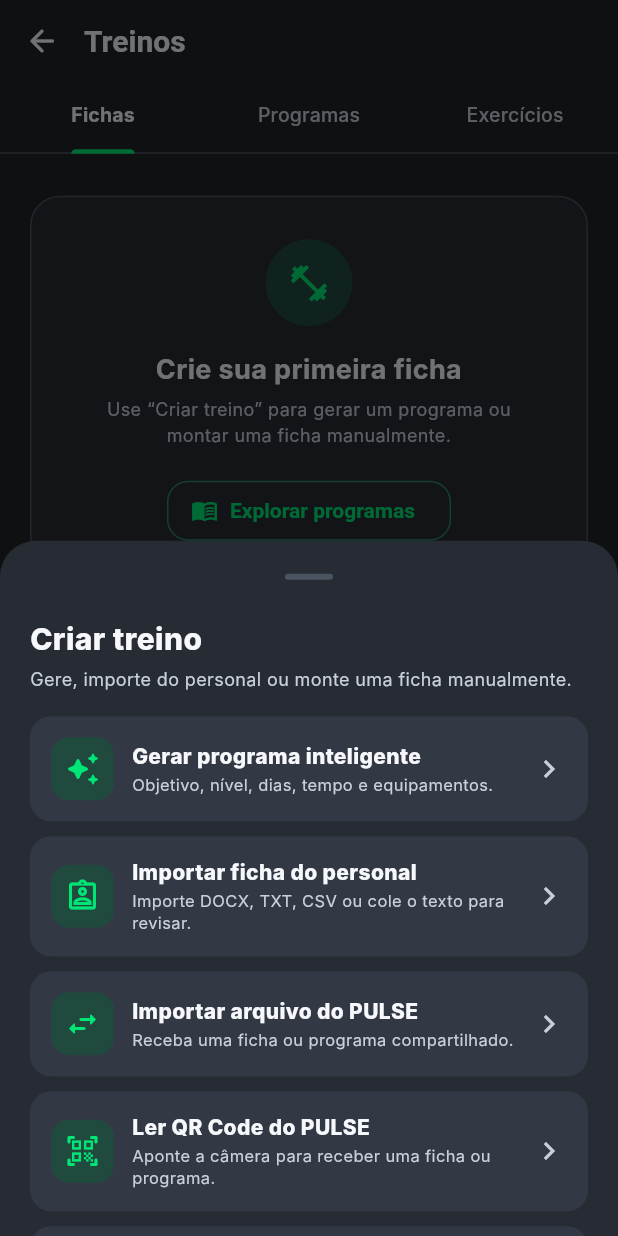
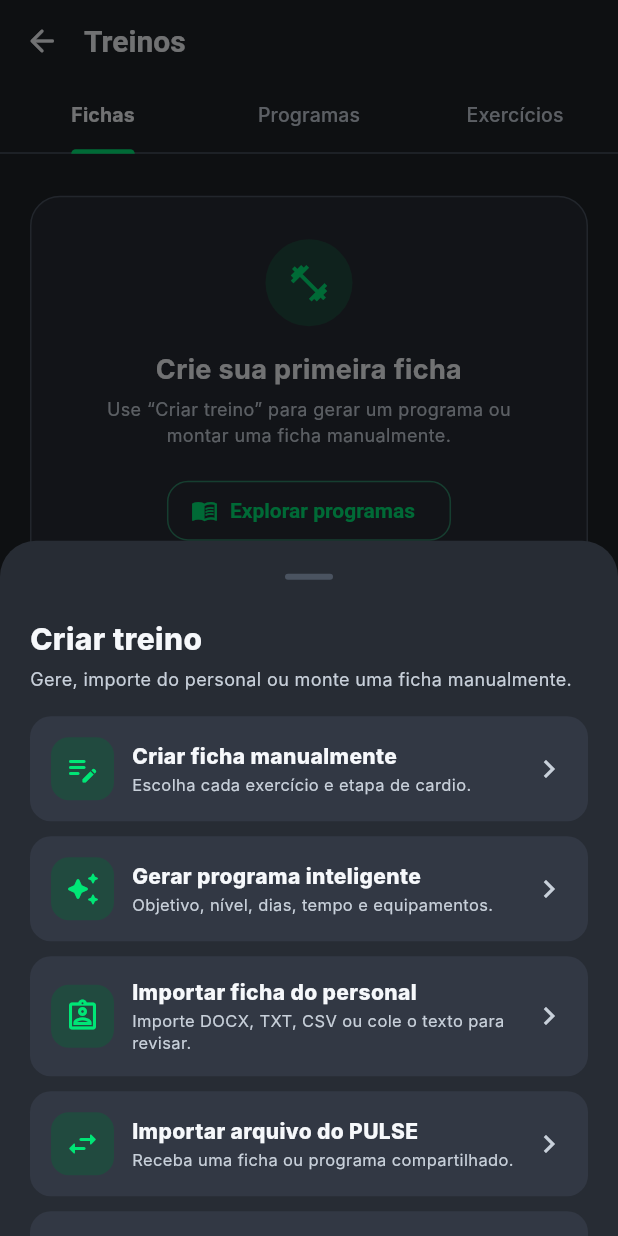
Before and after one commit to julianocarvalho1/pulse-app, a Flutter app: the MainNavigation screen opened directly, item 2 of the bottom bar chosen, after a tap on "Criar treino", on a phone screen of 412 x 824 dp. Run offline on Flutter 3.47's test engine with Material 3 defaults, Android fonts, the phone set to English and light mode, and no system bars; our stand-ins replace file_picker, flutter_riverpod, flutter_tts, image_cropper, image_picker, local_auth and 4 more; missing offline and left inert: mobile_scanner; accounts and stored records are empty; Roboto replaces fonts that are missing (Inter).

Commit message:
style: aprimora telas de treino e progresso

```diff
--- a/lib/screens/progress_screen.dart
+++ b/lib/screens/progress_screen.dart
@@ -78,12 +78,24 @@ class _ProgressScreenState extends ConsumerState<ProgressScreen> {
             delegate: _ProgressTabsHeaderDelegate(
               backgroundColor: AppColors.background,
               borderColor: AppColors.border,
-              child: ListView.separated(
-                padding: const EdgeInsets.symmetric(horizontal: 20),
-                scrollDirection: Axis.horizontal,
-                itemCount: _tabs.length,
-                separatorBuilder: (_, _) => const SizedBox(width: 20),
-                itemBuilder: (context, index) => _tabItem(_tabs[index], index),
+              child: Padding(
+                padding: const EdgeInsets.symmetric(
+                  horizontal: 16,
+                  vertical: 6,
+                ),
+                child: Row(
+                  children: List.generate(
+                    _tabs.length,
+                    (index) => Expanded(
+                      child: Padding(
+                        padding: EdgeInsets.only(
+                          right: index == _tabs.length - 1 ? 0 : 10,
+                        ),
+                        child: _tabItem(_tabs[index], index),
+                      ),
+                    ),
+                  ),
+                ),
               ),
             ),
           ),
@@ -1419,27 +1431,37 @@ class _ProgressScreenState extends ConsumerState<ProgressScreen> {
 
   Widget _tabItem(String label, int index) {
     final active = _tab == index;
-    return GestureDetector(
-      behavior: HitTestBehavior.opaque,
+    final primary = Theme.of(context).colorScheme.primary;
+    return Material(
+      color: Colors.transparent,
+      child: InkWell(
+        borderRadius: BorderRadius.circular(999),
         onTap: () => setState(() => _tab = index),
-      child: Container(
-        padding: const EdgeInsets.only(bottom: 10, left: 4, right: 4),
+        child: AnimatedContainer(
+          duration: const Duration(milliseconds: 180),
+          curve: Curves.easeOut,
+          height: 42,
+          alignment: Alignment.center,
+          padding: const EdgeInsets.symmetric(horizontal: 8),
           decoration: BoxDecoration(
-          border: Border(
-            bottom: BorderSide(
+            color: active ? primary.withValues(alpha: 0.12) : AppColors.surface,
+            borderRadius: BorderRadius.circular(999),
+            border: Border.all(
               color: active
-                  ? Theme.of(context).colorScheme.primary
-                  : Colors.transparent,
-              width: 2,
-            ),
+                  ? primary.withValues(alpha: 0.65)
+                  : AppColors.border,
             ),
           ),
           child: Text(
             label,
-          style: TextStyle(
-            fontSize: 15,
-            fontWeight: active ? FontWeight.w700 : FontWeight.w500,
-            color: active ? AppColors.textPrimary : AppColors.textSecondary,
+            textAlign: TextAlign.center,
+            maxLines: 1,
+            overflow: TextOverflow.ellipsis,
+            style: TextStyle(
+              fontSize: 13,
+              fontWeight: active ? FontWeight.w700 : FontWeight.w600,
+              color: active ? primary : AppColors.textSecondary,
+            ),
           ),
         ),
       ),
@@ -2120,10 +2142,10 @@ class _ProgressTabsHeaderDelegate extends SliverPersistentHeaderDelegate {
   final Widget child;
 
   @override
-  double get minExtent => 48;
+  double get minExtent => 54;
 
   @override
-  double get maxExtent => 48;
+  double get maxExtent => 54;
 
   @override
   Widget build(
--- a/lib/screens/workout_plan_screen.dart
+++ b/lib/screens/workout_plan_screen.dart
@@ -137,6 +137,21 @@ class WorkoutPlanScreen extends ConsumerWidget {
               ),
               const SizedBox(height: 16),
               _CreateOptionTile(
+                icon: Icons.edit_note_rounded,
+                title: 'Criar ficha manualmente',
+                subtitle: 'Escolha cada exercício e etapa de cardio.',
+                onTap: () {
+                  Navigator.pop(sheetContext);
+                  Navigator.push(
+                    context,
+                    MaterialPageRoute(
+                      builder: (_) => const CreateRoutineScreen(),
+                    ),
+                  );
+                },
+              ),
+              const SizedBox(height: 10),
+              _CreateOptionTile(
                 icon: Icons.auto_awesome_rounded,
                 title: 'Gerar programa inteligente',
                 subtitle: 'Objetivo, nível, dias, tempo e equipamentos.',
@@ -210,21 +225,6 @@ class WorkoutPlanScreen extends ConsumerWidget {
                       ),
                     );
                   }
-                },
-              ),
-              const SizedBox(height: 10),
-              _CreateOptionTile(
-                icon: Icons.edit_note_rounded,
-                title: 'Criar ficha manualmente',
-                subtitle: 'Escolha cada exercício e etapa de cardio.',
-                onTap: () {
-                  Navigator.pop(sheetContext);
-                  Navigator.push(
-                    context,
-                    MaterialPageRoute(
-                      builder: (_) => const CreateRoutineScreen(),
-                    ),
-                  );
                 },
               ),
             ],
```
Also changed, not shown: lib/screens/routine_detail_screen.dart (+109 -24 lines), lib/screens/workout_history_detail_screen.dart (+7 -6 lines), lib/screens/workout_session_screen.dart (+12 -12 lines). Lines whose indentation alone changed are shown as unchanged.
